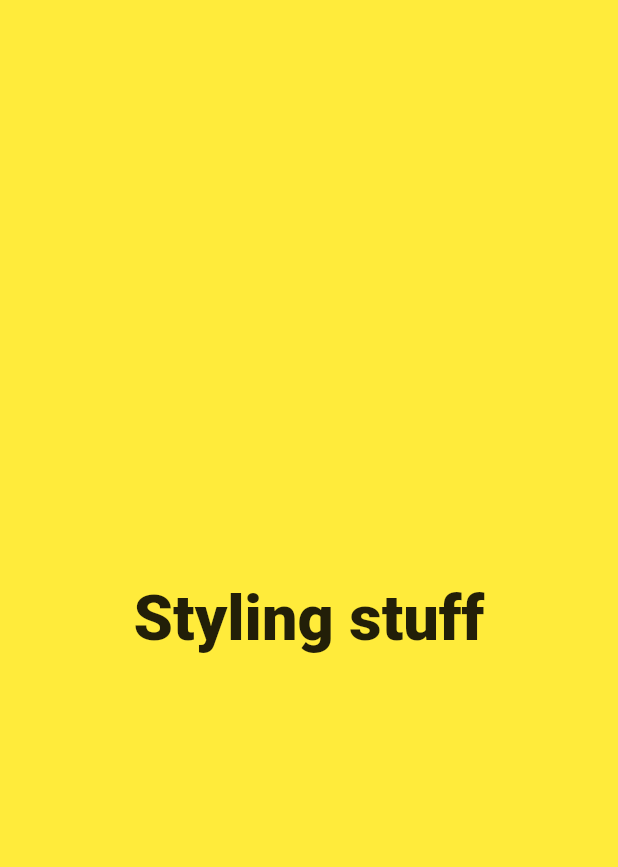
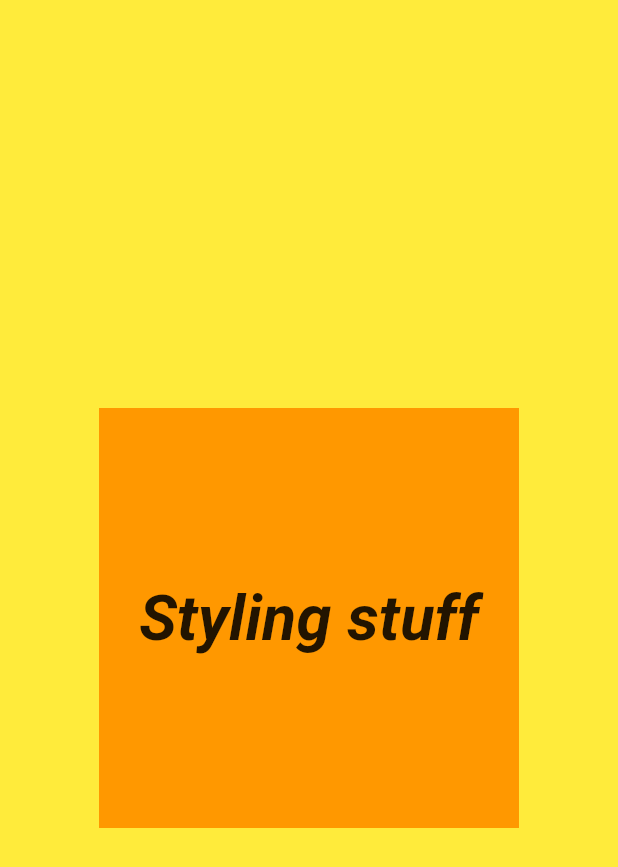
Before and after one commit to nahuelcabrera/flutter_styling, a Flutter app: the screen it shows after launch, on a phone screen of 412 x 824 dp. Shown: the top 867 px of the screen. Run offline on Flutter 3.47's test engine with Material 2 defaults, Android fonts, the phone set to English and light mode, and no system bars; Roboto replaces fonts that are missing (Georgia).

Commit message:
Container aligment

```diff
--- a/lib/main.dart
+++ b/lib/main.dart
@@ -10,15 +10,22 @@ class MyApp extends StatelessWidget {
         body: Container(
           color: Colors.yellow,
           child: Center(
+            child: Container(
+              alignment: Alignment.center,
+              width: 280.0,
+              height: 280.0,
+              color: Colors.orange,
               child: Text(
                 'Styling stuff',
                 style: TextStyle(
                   color: Colors.black87,
                   fontSize: 42.0,
-                fontWeight: FontWeight.w900,
-                fontFamily: 'Georgia',
+                  fontWeight: FontWeight.w600,
+                  fontFamily: 'Roboto',
+                  fontStyle: FontStyle.italic,
                 ),
               ),
+            )
           ),
         ),
       ),
```
Lines whose indentation alone changed are shown as unchanged.
